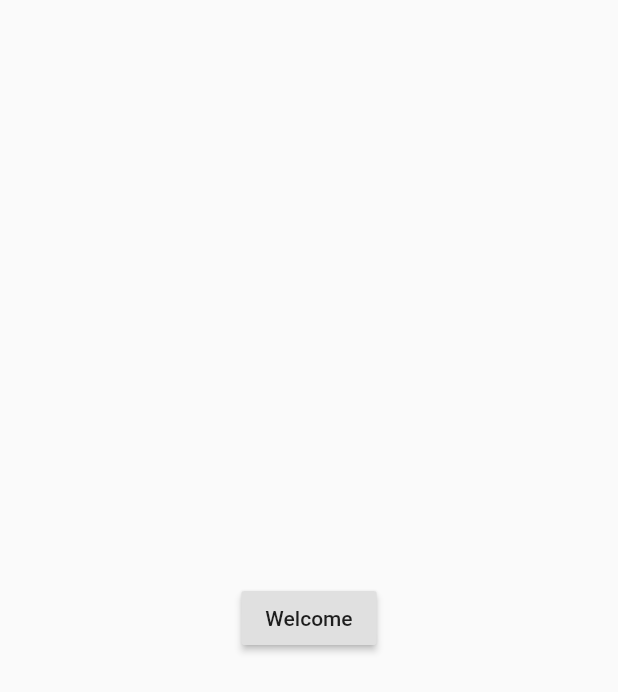
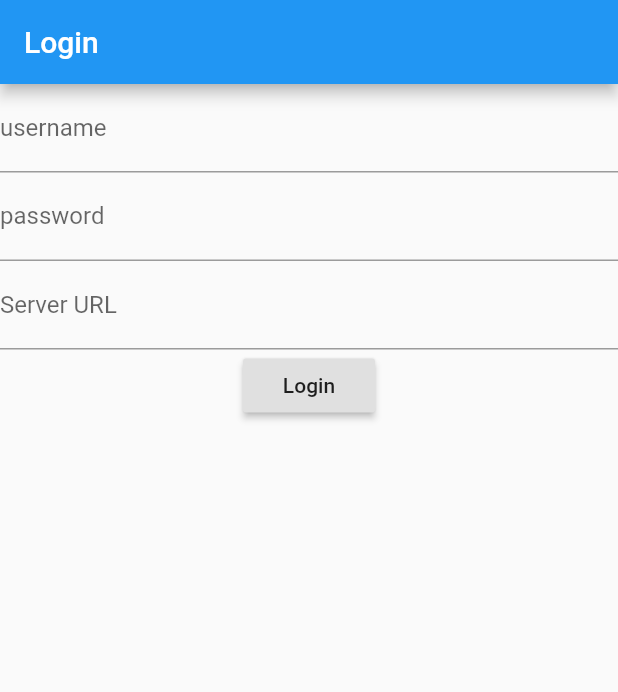
Before and after one commit to Teifun2/nextcloud-cookbook-flutter, a Flutter app: the screen it shows after launch, on a phone screen of 412 x 824 dp. Shown: the top 692 px of the screen. Run offline on Flutter 3.47's test engine with Material 2 defaults, Android fonts, the phone set to English and light mode, and no system bars; our stand-ins replace bloc, cached_network_image, equatable, flutter_bloc, flutter_secure_storage, flutter_spinkit and 1 more.

Commit message:
Base for an App with initial oneTime Logging.. At Moment The Appkey is a fixed Value and the ServerAdress isn't checked

```diff
--- a/lib/main.dart
+++ b/lib/main.dart
@@ -1,18 +1,77 @@
 import 'package:flutter/material.dart';
 
-import 'src/screens/welcome_screen.dart';
+import 'package:bloc/bloc.dart';
+import 'package:flutter_bloc/flutter_bloc.dart';
+import 'package:nextcloud_cookbook_flutter/src/screens/loading_indicator.dart';
+import 'package:nextcloud_cookbook_flutter/src/services/authentication_events.dart';
+import 'package:nextcloud_cookbook_flutter/src/services/authentication_state.dart';
+import './src/services/user_repository.dart';
 
-void main() => runApp(NextcloudCookbook());
+import './src/services/authentication_bloc.dart';
+import './src/screens/splash_screen.dart';
+import './src/screens/home_page.dart';
+import './src/screens/login_page.dart';
 
-class NextcloudCookbook extends StatelessWidget {
+
+
+class SimpleBlocDelegate extends BlocDelegate {
+  @override
+  void onEvent(Bloc bloc, Object event) {
+    print(event);
+    super.onEvent(bloc, event);
+  }
+
+  @override
+  void onTransition(Bloc bloc, Transition transition) {
+    print(transition);
+    super.onTransition(bloc, transition);
+  }
+
+  @override
+  void onError(Bloc bloc, Object error, StackTrace stackTrace) {
+    print(error);
+    super.onError(bloc, error, stackTrace);
+  }
+}
+
+void main() {
+  BlocSupervisor.delegate = SimpleBlocDelegate();
+  final userRepository = UserRepository();
+  runApp(
+    BlocProvider<AuthenticationBloc>(
+      create: (context) {
+        return AuthenticationBloc(userRepository: userRepository)
+          ..add(AppStarted());
+      },
+      child: App(userRepository: userRepository),
+    ),
+  );
+}
+
+class App extends StatelessWidget {
+  final UserRepository userRepository;
+
+  App({Key key, @required this.userRepository}) : super(key: key);
+
   @override
   Widget build(BuildContext context) {
     return MaterialApp(
-      title: "Nextcloud Cookbook",
-      theme: ThemeData(
-        primarySwatch: Colors.blue,
+      home: BlocBuilder<AuthenticationBloc, AuthenticationState>(
+        builder: (context, state) {
+          if (state is AuthenticationUninitialized) {
+            return SplashPage();
+          }
+          if (state is AuthenticationAuthenticated) {
+            return HomePage();
+          }
+          if (state is AuthenticationUnauthenticated) {
+            return LoginPage(userRepository: userRepository);
+          }
+          if (state is AuthenticationLoading) {
+            return LoadingIndicator();
+          }
+        },
       ),
-      home: WelcomeScreen(),
     );
   }
 }
--- /dev/null
+++ b/lib/src/screens/form/login_form.dart
@@ -0,0 +1,76 @@
+import 'package:flutter/material.dart';
+import 'package:flutter_bloc/flutter_bloc.dart';
+import '../../services/login_nextcloud_bloc.dart';
+import '../../services/login_event.dart';
+import '../../services/login_state.dart';
+
+class LoginForm extends StatefulWidget {
+  @override
+  State<LoginForm> createState() => _LoginFormState();
+}
+
+class _LoginFormState extends State<LoginForm> {
+  final _usernameController = TextEditingController();
+  final _passwordController = TextEditingController();
+  final _serverUrl = TextEditingController();
+
+  @override
+  Widget build(BuildContext context) {
+    _onLoginButtonPressed() {
+      BlocProvider.of<LoginBloc>(context).add(
+        LoginButtonPressed(
+          username: _usernameController.text,
+          password: _passwordController.text,
+          serverURL: _serverUrl.text,
+        ),
+      );
+    }
+
+    return BlocListener<LoginBloc, LoginState>(
+      listener: (context, state) {
+        if (state is LoginFailure) {
+          Scaffold.of(context).showSnackBar(
+            SnackBar(
+              content: Text('${state.error}'),
+              backgroundColor: Colors.red,
+            ),
+          );
+        }
+      },
+      child: BlocBuilder<LoginBloc, LoginState>(
+        builder: (context, state) {
+          return Form(
+            child: Column(
+              children: [
+                TextFormField(
+                  decoration: InputDecoration(labelText: 'username'),
+                  controller: _usernameController,
+                ),
+                TextFormField(
+                  decoration: InputDecoration(labelText: 'password'),
+                  controller: _passwordController,
+                  obscureText: true,
+                ),
+                TextFormField(
+                  decoration: InputDecoration(labelText: 'Server URL'),
+                  controller: _serverUrl,
+                  obscureText: true,
+                ),
+                RaisedButton(
+                  onPressed:
+                  state is! LoginLoading ? _onLoginButtonPressed : null,
+                  child: Text('Login'),
+                ),
+                Container(
+                  child: state is LoginLoading
+                      ? CircularProgressIndicator()
+                      : null,
+                ),
+              ],
+            ),
+          );
+        },
+      ),
+    );
+  }
+}
--- /dev/null
+++ b/lib/src/screens/login_page.dart
@@ -0,0 +1,36 @@
+import 'package:flutter/material.dart';
+
+import 'package:flutter_bloc/flutter_bloc.dart';
+import '../services/user_repository.dart';
+
+import '../services/authentication_bloc.dart';
+import '../services/login_nextcloud_bloc.dart';
+import 'form/login_form.dart';
+
+
+
+class LoginPage extends StatelessWidget {
+  final UserRepository userRepository;
+
+  LoginPage({Key key, @required this.userRepository})
+      : assert(userRepository != null),
+        super(key: key);
+
+  @override
+  Widget build(BuildContext context) {
+    return Scaffold(
+      appBar: AppBar(
+        title: Text('Login'),
+      ),
+      body: BlocProvider(
+        create: (context) {
+          return LoginBloc(
+            authenticationBloc: BlocProvider.of<AuthenticationBloc>(context),
+            userRepository: userRepository,
+          );
+        },
+        child: LoginForm(),
+      ),
+    );
+  }
+}
--- a/lib/src/screens/welcome_screen.dart
+++ b/lib/src/screens/welcome_screen.dart
@@ -2,7 +2,7 @@ import 'package:flutter/cupertino.dart';
 import 'package:flutter/material.dart';
 import 'package:nextcloud_cookbook_flutter/src/screens/recipes_short_screen.dart';
 
-class WelcomeScreen extends StatelessWidget {
+class WelcomeScreen  extends StatelessWidget {
   @override
   Widget build(BuildContext context) {
     return Scaffold(
--- /dev/null
+++ b/lib/src/services/authentication_bloc.dart
@@ -0,0 +1,45 @@
+import 'dart:async';
+
+import 'package:meta/meta.dart';
+import 'package:bloc/bloc.dart';
+import 'user_repository.dart';
+
+import 'authentication_events.dart';
+import 'authentication_state.dart';
+
+class AuthenticationBloc
+    extends Bloc<AuthenticationEvent, AuthenticationState> {
+  final UserRepository userRepository;
+
+  AuthenticationBloc({@required this.userRepository})
+      : assert(userRepository != null);
+
+  @override
+  AuthenticationState get initialState => AuthenticationUninitialized();
+
+  @override
+  Stream<AuthenticationState> mapEventToState(
+      AuthenticationEvent event,
+      ) async* {
+    if (event is AppStarted) {
+      final bool hasToken = await userRepository.hasToken();
+
+      if (hasToken) {
+        yield AuthenticationAuthenticated();
+      } else {
+        yield AuthenticationUnauthenticated();
+      }
+    }
+
+    if (event is LoggedIn) {
+      yield AuthenticationAuthenticated();
+    }
+
+    if (event is LoggedOut) {
+      yield AuthenticationLoading();
+      await userRepository.deleteToken();
+      yield AuthenticationUnauthenticated();
+    }
+
+  }
+}
--- /dev/null
+++ b/lib/src/services/authentication_events.dart
@@ -0,0 +1,17 @@
+import 'package:meta/meta.dart';
+import 'package:equatable/equatable.dart';
+
+abstract class AuthenticationEvent extends Equatable {
+  const AuthenticationEvent();
+
+  @override
+  List<Object> get props => [];
+}
+
+class AppStarted extends AuthenticationEvent {}
+
+class LoggedIn extends AuthenticationEvent {}
+
+class LoggedOut extends AuthenticationEvent {}
+
+class Authenticate extends AuthenticationEvent {}
--- /dev/null
+++ b/lib/src/services/authentication_state.dart
@@ -0,0 +1,14 @@
+import 'package:equatable/equatable.dart';
+
+abstract class AuthenticationState extends Equatable {
+  @override
+  List<Object> get props => [];
+}
+
+class AuthenticationUninitialized extends AuthenticationState {}
+
+class AuthenticationAuthenticated extends AuthenticationState {}
+
+class AuthenticationUnauthenticated extends AuthenticationState {}
+
+class AuthenticationLoading extends AuthenticationState {}
--- /dev/null
+++ b/lib/src/services/login_event.dart
@@ -0,0 +1,25 @@
+import 'package:meta/meta.dart';
+import 'package:equatable/equatable.dart';
+
+abstract class LoginEvent extends Equatable {
+  const LoginEvent();
+}
+
+class LoginButtonPressed extends LoginEvent {
+  final String username;
+  final String password;
+  final String serverURL;
+
+  const LoginButtonPressed({
+    @required this.username,
+    @required this.password,
+    @required this.serverURL,
+  });
+
+  @override
+  List<Object> get props => [username, password,serverURL];
+
+  @override
+  String toString() =>
+      'LoginButtonPressed { username: $username, password: $password,serverURL: $serverURL  }';
+}
--- /dev/null
+++ b/lib/src/services/login_nextcloud_bloc.dart
@@ -0,0 +1,44 @@
+import 'dart:async';
+
+import 'package:meta/meta.dart';
+import 'package:bloc/bloc.dart';
+import 'package:nextcloud_cookbook_flutter/src/services/authentication_events.dart';
+import 'user_repository.dart';
+
+
+import 'login_event.dart';
+import 'login_state.dart';
+import 'authentication_bloc.dart';
+
+class LoginBloc extends Bloc<LoginEvent, LoginState> {
+  final UserRepository userRepository;
+  final AuthenticationBloc authenticationBloc;
+
+  LoginBloc({
+    @required this.userRepository,
+    @required this.authenticationBloc,
+  })  : assert(userRepository != null),
+        assert(authenticationBloc != null);
+
+  LoginState get initialState => LoginInitial();
+
+  @override
+  Stream<LoginState> mapEventToState(LoginEvent event) async* {
+    if (event is LoginButtonPressed) {
+      yield LoginLoading();
+
+      try {
+        final token = await userRepository.authenticate(
+          username: event.username,
+          password: event.password,
+          serverUrl: event.serverURL
+        );
+
+        authenticationBloc.add(LoggedIn());
+        yield LoginInitial();
+      } catch (error) {
+        yield LoginFailure(error: error.toString());
+      }
+    }
+  }
+}
--- /dev/null
+++ b/lib/src/services/login_state.dart
@@ -0,0 +1,25 @@
+import 'package:meta/meta.dart';
+import 'package:equatable/equatable.dart';
+
+abstract class LoginState extends Equatable {
+  const LoginState();
+
+  @override
+  List<Object> get props => [];
+}
+
+class LoginInitial extends LoginState {}
+
+class LoginLoading extends LoginState {}
+
+class LoginFailure extends LoginState {
+  final String error;
+
+  const LoginFailure({@required this.error});
+
+  @override
+  List<Object> get props => [error];
+
+  @override
+  String toString() => 'LoginFailure { error: $error }';
+}
--- a/lib/src/services/recipes_short_provider.dart
+++ b/lib/src/services/recipes_short_provider.dart
@@ -7,10 +7,10 @@ import 'package:nextcloud_cookbook_flutter/src/models/recipe_short_model.dart';
 
 class RecipesShortProvider {
   Client client = Client();
-  final _baseUrl = 'host';
+  final _baseUrl = 'nas-boyi.mooo.com';
 
-  static final String _username = 'username';
-  static final String _password = 'password';
+  static final String _username = '';
+  static final String _password = '';
   static final String _basicAuth =
       'Basic ' + base64Encode(utf8.encode('$_username:$_password'));
 
--- /dev/null
+++ b/lib/src/services/user_repository.dart
@@ -0,0 +1,49 @@
+import 'package:flutter/cupertino.dart';
+import 'package:flutter_secure_storage/flutter_secure_storage.dart';
+final storage = new FlutterSecureStorage();
+final String _appkey = 'appkey';
+final String _serverURL = 'serverURL';
+class UserRepository {
+  Future<String> authenticate({
+    @required String username,
+    @required String password,
+    @required String serverUrl,
+  }) async {
+    String returnKey = 'daskjlönlksdjFNJKPDSFBNJJKLDS';
+    //TODO get ServerAppkey
+    await storage.write(key: _serverURL, value: serverUrl);
+    await storage.write(key: _appkey, value: returnKey);
+
+
+    return await storage.read(key: _appkey);
+  }
+
+  Future<void> deleteToken() async {
+    /// delete from keystore/keychain
+    //TODO Delete Appkey Serverside
+    await storage.delete(key: _appkey);
+
+    return;
+  }
+
+
+  //TODO remove
+  Future<void> persistToken(String token) async {
+    /// write to keystore/keychain
+    await Future.delayed(Duration(seconds: 1));
+    return;
+  }
+
+
+  Future<bool> hasToken() async {
+    /// read from keystore/keychain
+    String appkey = await storage.read(key: _appkey);
+    if (appkey == null){
+      return false;
+    }
+    else{
+      return true;
+    }
+
+  }
+}
```
Also changed, not shown: lib/src/screens/home_page.dart (added, +26 -0 lines), lib/src/screens/loading_indicator.dart (added, +12 -0 lines), lib/src/screens/splash_screen.dart (added, +23 -0 lines), pubspec.yaml (+7 -0 lines), lib/src/screens/server_connect_from.dart (added), 4 other files.
